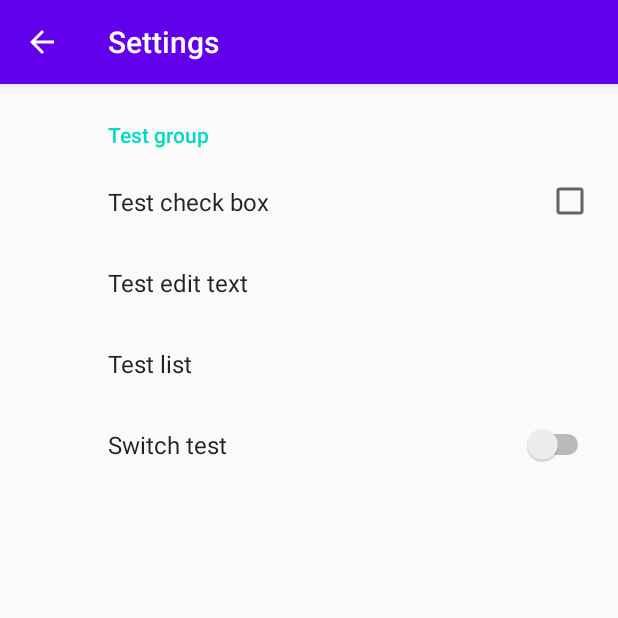
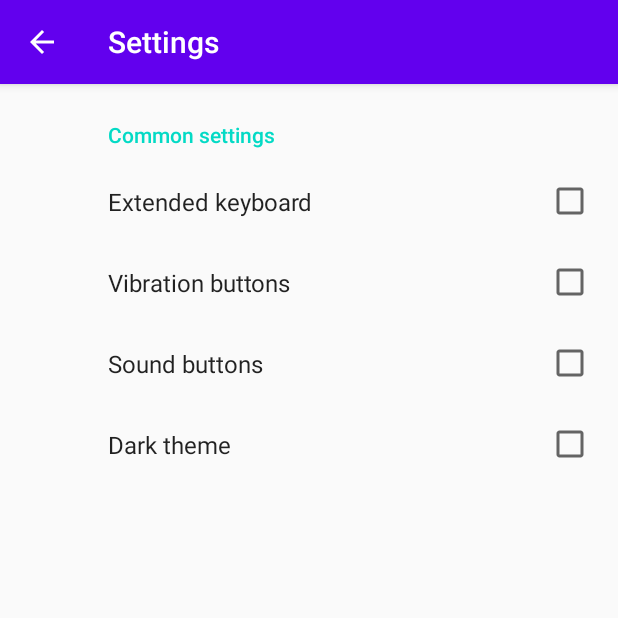
Before and after one commit to SolarisD/Calc, an Android app: the screen it shows after launch (SettingsActivity), in the options menu, after a tap on "Settings", on a phone screen of 412 x 824 dp, the top half of it. Run offline under Robolectric (Android 15) with nearby library versions, the phone set to English and light mode, and no system bars; our stand-ins replace Room's generated code, androidx.preference; 3 statements that could not run were skipped.

Commit message:
Settings from settings screen

```diff
--- a/app/src/main/java/com/solarisd/calc/model/Prefs.kt
+++ /dev/null
@@ -1,22 +0,0 @@
-package com.solarisd.calc.model
-
-import android.content.SharedPreferences
-
-
-private const val KEY_KEYBOARD_MODE = "key_keyboard_mode"
-private const val KEY_VIBRO_MODE = "key_vibro_mode"
-
-class Prefs(private val sharedPrefs: SharedPreferences){
-    fun setKeyboardMode(mode: String) {
-        sharedPrefs.edit()
-            .putString(KEY_KEYBOARD_MODE, mode)
-            .apply()
-    }
-    fun getKeyboardMode(): String = sharedPrefs.getString(KEY_KEYBOARD_MODE, "DEF") ?: "DEF"
-    fun setVibroMode(mode: Boolean){
-        sharedPrefs.edit()
-            .putBoolean(KEY_VIBRO_MODE, mode)
-            .apply()
-    }
-    fun getVibroMode(): Boolean = sharedPrefs.getBoolean(KEY_VIBRO_MODE, false)
-}
--- a/app/src/main/java/com/solarisd/calc/view/MainActivity.kt
+++ b/app/src/main/java/com/solarisd/calc/view/MainActivity.kt
@@ -4,12 +4,14 @@ package com.solarisd.calc.view
 import android.content.Intent
 import androidx.appcompat.app.AppCompatActivity
 import android.os.Bundle
+import android.util.Log
 import android.view.Menu
 import android.view.MenuItem
 import androidx.activity.viewModels
 import androidx.fragment.app.add
 import androidx.fragment.app.commit
 import androidx.fragment.app.replace
+import androidx.preference.PreferenceManager
 import com.solarisd.calc.R
 import com.solarisd.calc.viewmodel.MainViewModel
 import kotlinx.android.synthetic.main.activity_main.*
@@ -21,6 +23,12 @@ class MainActivity : AppCompatActivity() {
         super.onCreate(savedInstanceState)
         setContentView(R.layout.activity_main)
         registerDisplays()
+        loadKeyboard()
+    }
+
+    override fun onResume() {
+        super.onResume()
+        Log.d("TEST", "ON_RESUME")
         loadKeyboard()
     }
     override fun onCreateOptionsMenu(menu: Menu?): Boolean {
@@ -42,14 +50,15 @@ class MainActivity : AppCompatActivity() {
         tv_history.setOnClickListener { loadHistory() }
     }
     private fun loadKeyboard() {
-        when(vm.kMode){
-            "DEF"-> supportFragmentManager
+        if(vm.keyboard){
+            supportFragmentManager
+                .beginTransaction()
+                .replace(R.id.keyboard_layout, ExtKeyboardFragment())
+                .commit()
+        }else{
+            supportFragmentManager
                 .beginTransaction()
                 .replace(R.id.keyboard_layout, DefKeyboardFragment())
-                .commit()
-            "EXT"-> supportFragmentManager
-                .beginTransaction()
-                .replace(R.id.keyboard_layout, ExtKeyboardFragment())
                 .commit()
         }
     }
--- a/app/src/main/java/com/solarisd/calc/viewmodel/MainViewModel.kt
+++ b/app/src/main/java/com/solarisd/calc/viewmodel/MainViewModel.kt
@@ -7,7 +7,6 @@ import android.os.VibrationEffect
 import android.os.Vibrator
 import androidx.lifecycle.*
 import androidx.preference.PreferenceManager
-import com.solarisd.calc.R
 import com.solarisd.calc.core.Calculator
 import com.solarisd.calc.core.enums.Buttons
 import com.solarisd.calc.core.enums.Operators
@@ -20,12 +19,12 @@ class MainViewModel(application: Application): AndroidViewModel(application){
     //PRIVATE
     private val c = Calculator()
     private val v = application.getSystemService(Context.VIBRATOR_SERVICE) as Vibrator
-    private val prefs: Prefs by lazy {
-        Prefs(PreferenceManager.getDefaultSharedPreferences(application))
-    }
     private val dao: Dao = DB.getInstance(application).dao()
+    private val pref by lazy { PreferenceManager.getDefaultSharedPreferences(application) }
+    private val vibro: Boolean
+    get() = pref.getBoolean("vibration_buttons", false)
     private fun vibrate(){
-        if (vMode){
+        if (vibro){
             if (Build.VERSION.SDK_INT >= Build.VERSION_CODES.O) {
                 v.vibrate(VibrationEffect.createOneShot(50, VibrationEffect.DEFAULT_AMPLITUDE));
             } else {
@@ -34,16 +33,8 @@ class MainViewModel(application: Application): AndroidViewModel(application){
         }
     }
     //PUBLIC
-    var vMode: Boolean = prefs.getVibroMode()
-        set(value) {
-            prefs.setVibroMode(value)
-            field = value
-        }
-    var kMode: String = prefs.getKeyboardMode()
-        set(value) {
-            prefs.setKeyboardMode(value)
-            field = value
-        }
+    val keyboard: Boolean
+    get()  = pref.getBoolean("extended_keyboard", false)
     val mainDisplay:  LiveData<String> = Transformations.map(c.value){
         it?.toString() ?: "0"
     }
--- a/app/src/main/res/xml/calc_settings.xml
+++ b/app/src/main/res/xml/calc_settings.xml
@@ -1,26 +1,24 @@
 <?xml version="1.0" encoding="utf-8"?>
-<PreferenceScreen xmlns:android="http://schemas.android.com/apk/res/android">
-
-    <PreferenceCategory android:title="Test group">
+<PreferenceScreen xmlns:android="http://schemas.android.com/apk/res/android"
+    xmlns:app="http://schemas.android.com/apk/res-auto">
+    <PreferenceCategory android:title="Common settings">
+        <CheckBoxPreference
+            android:defaultValue="false"
+            android:key="extended_keyboard"
+            android:title="Extended keyboard" />
 
         <CheckBoxPreference
             android:defaultValue="false"
-            android:key="check_box_test"
-            android:title="Test check box" />
-        <EditTextPreference
-            android:key="edit_text_test"
-            android:selectAllOnFocus="true"
-            android:singleLine="true"
-            android:title="Test edit text" />
-        <ListPreference
-            android:entries="@array/test_entries"
-            android:entryValues="@array/test_values"
-            android:defaultValue="enterie_1"
-            android:key="list_test"
-            android:title="Test list" />
-        <SwitchPreference
+            android:title="Vibration buttons"
+            android:key="vibration_buttons"/>
+        <CheckBoxPreference
             android:defaultValue="false"
-            android:key="switch_test"
-            android:title="Switch test" />
+            android:title="Sound buttons"
+            android:key="sound_buttons"/>
+        <CheckBoxPreference
+            android:defaultValue="false"
+            android:title="Dark theme"
+            android:key="dark_theme"/>
     </PreferenceCategory>
+
 </PreferenceScreen>
```
Also changed, not shown: app/src/main/java/com/solarisd/calc/view/SettingsActivity.kt (+0 -10 lines), app/src/main/res/xml/test_preference.xml (added, +56 -0 lines).
